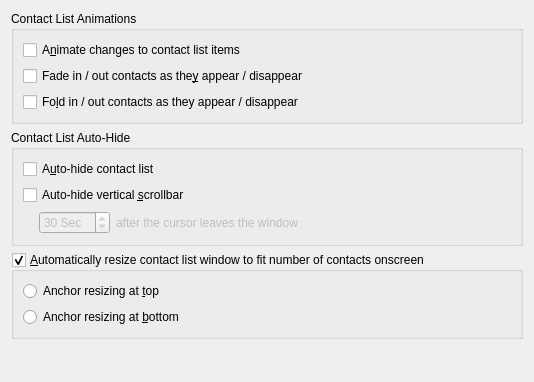
The window that kopete/config/appearance/appearanceconfig_advanced.ui (KDE/kopete) describes before a commit, drawn with Qt 5; both pictures show x 0 to 534 and y 0 to 382 of the 534 by 579 pixel window.
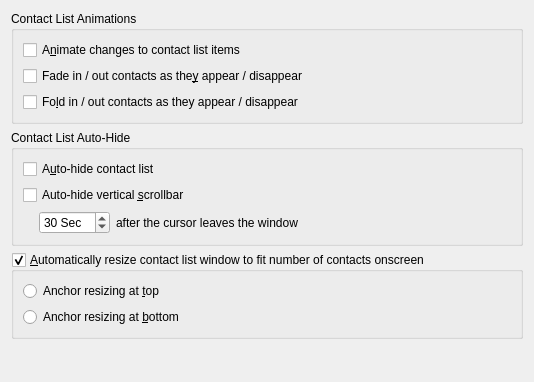
The same window after the commit. Custom widgets are drawn as their Qt base class.

Commit message: Enable changing the auto hide timeout for contact list window and vertical scrollbar CCBUG: 160517

```diff
--- a/kopete/config/appearance/appearanceconfig_advanced.ui
+++ b/kopete/config/appearance/appearanceconfig_advanced.ui
@@ -136,7 +136,7 @@
         <item>
          <widget class="QSpinBox" name="kcfg_contactListAutoHideTimeout" >
           <property name="enabled" >
-           <bool>false</bool>
+           <bool>true</bool>
           </property>
           <property name="sizePolicy" >
            <sizepolicy vsizetype="Fixed" hsizetype="Maximum" >
@@ -164,7 +164,7 @@
         <item>
          <widget class="QLabel" name="textLabel1" >
           <property name="enabled" >
-           <bool>false</bool>
+           <bool>true</bool>
           </property>
           <property name="text" >
            <string>after the cursor leaves the window</string>
```
